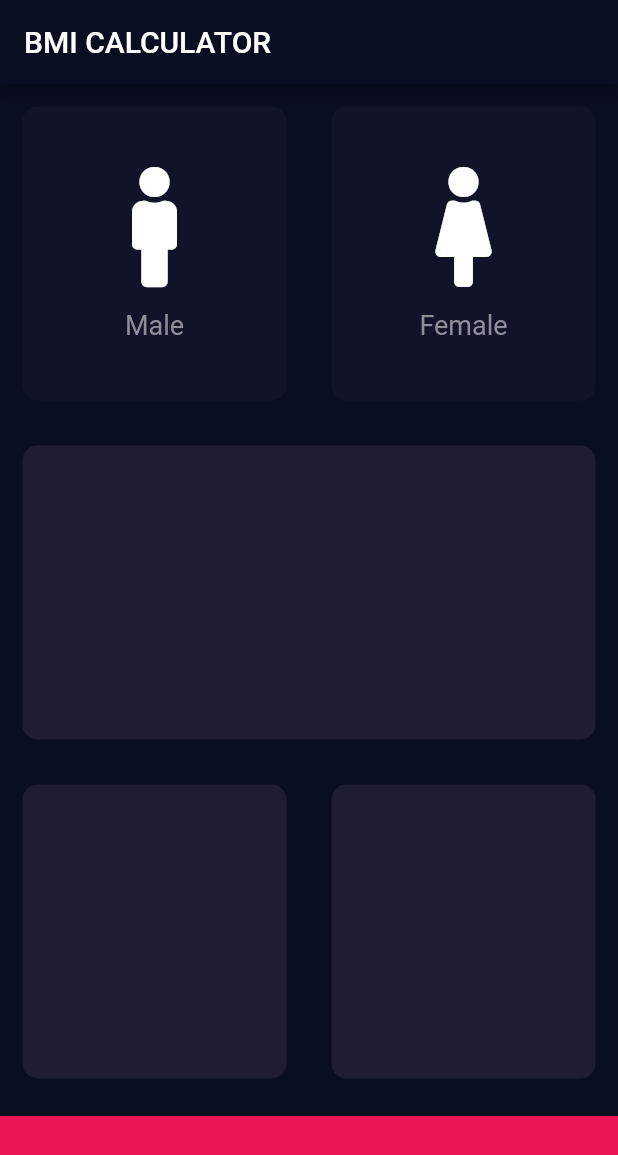
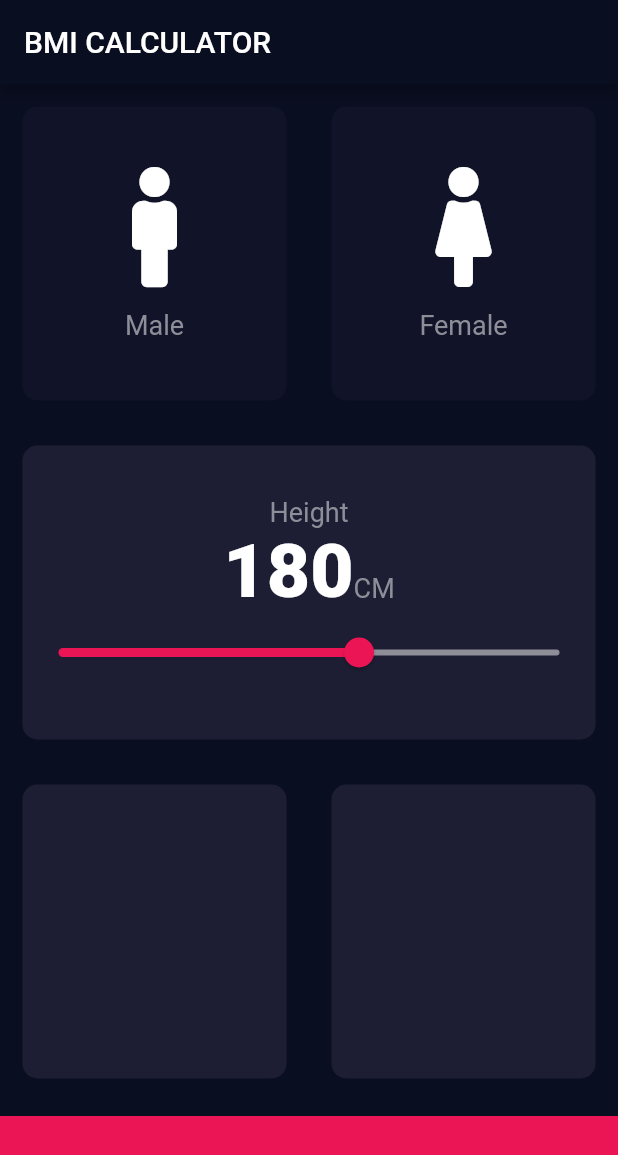
Before and after one commit to Mosquito1123/GetMyBMI, a Flutter app: the screen it shows after launch, on a phone screen of 412 x 824 dp. Shown: the top 1155 px of the screen. Run offline on Flutter 3.47's test engine with Material 2 defaults, Android fonts, the phone set to English and light mode, and no system bars; our stand-ins replace font_awesome_flutter.

Commit message:
Create slider to select height in cm

```diff
--- /dev/null
+++ b/lib/consts.dart
@@ -0,0 +1,11 @@
+import 'package:flutter/material.dart';
+
+const kLabelTextStyle = TextStyle(fontSize: 18.0, color: Color(0xFF8D8E98));
+const kBottomContainerHeight = 80.0;
+const kActiveCardColour = Color(0xFF1D1E33);
+const kInactiveCardColour = Color(0xFF111328);
+const kBottomCardColour = Color(0xFFEB1555);
+const kNumberTextStyle = TextStyle(
+  fontSize: 50.0,
+  fontWeight: FontWeight.w900,
+);
--- a/lib/icon_content.dart
+++ b/lib/icon_content.dart
@@ -1,6 +1,5 @@
 import 'package:flutter/material.dart';
-
-const labelTextStyle = TextStyle(fontSize: 18.0, color: Color(0xFF8D8E98));
+import 'consts.dart';
 
 class IconContent extends StatelessWidget {
   IconContent({@required this.icon, @required this.iconText});
@@ -20,7 +19,7 @@ class IconContent extends StatelessWidget {
         SizedBox(
           height: 15.0,
         ),
-        Text(iconText, style: labelTextStyle)
+        Text(iconText, style: kLabelTextStyle)
       ],
     );
   }
--- a/lib/input_page.dart
+++ b/lib/input_page.dart
@@ -2,16 +2,13 @@ import 'package:flutter/material.dart';
 import 'package:font_awesome_flutter/font_awesome_flutter.dart';
 import 'icon_content.dart';
 import 'reusable_card.dart';
-
-const bottomContainerHeight = 80.0;
-const activeCardColour = Color(0xFF1D1E33);
-const inactiveCardColour = Color(0xFF111328);
-const bottomCardColour = Color(0xFFEB1555);
+import 'consts.dart';
 
 enum Gender { male, female }
-Color maleCardColour = inactiveCardColour;
-Color femaleCardColour = inactiveCardColour;
-Gender selectedGender = null;
+Color maleCardColour = kInactiveCardColour;
+Color femaleCardColour = kInactiveCardColour;
+Gender selectedGender;
+int height = 180;
 
 class InputPage extends StatefulWidget {
   @override
@@ -26,6 +23,7 @@ class _InputPageState extends State<InputPage> {
           title: Text('BMI CALCULATOR'),
         ),
         body: Column(
+          crossAxisAlignment: CrossAxisAlignment.stretch,
           children: <Widget>[
             Expanded(
                 child: Row(
@@ -38,8 +36,8 @@ class _InputPageState extends State<InputPage> {
                       });
                     },
                     cardColour: selectedGender == Gender.male
-                        ? activeCardColour
-                        : inactiveCardColour,
+                        ? kActiveCardColour
+                        : kInactiveCardColour,
                     cardChild: IconContent(
                       icon: FontAwesomeIcons.male,
                       iconText: 'Male',
@@ -54,8 +52,8 @@ class _InputPageState extends State<InputPage> {
                       });
                     },
                     cardColour: selectedGender == Gender.female
-                        ? activeCardColour
-                        : inactiveCardColour,
+                        ? kActiveCardColour
+                        : kInactiveCardColour,
                     cardChild: IconContent(
                       icon: FontAwesomeIcons.female,
                       iconText: 'Female',
@@ -66,7 +64,37 @@ class _InputPageState extends State<InputPage> {
             )),
             Expanded(
               child: ReusableCard(
-                cardColour: activeCardColour,
+                cardColour: kActiveCardColour,
+                cardChild: Column(
+                  mainAxisAlignment: MainAxisAlignment.center,
+                  children: <Widget>[
+                    Text(
+                      'Height',
+                      style: kLabelTextStyle,
+                    ),
+                    Row(
+                      mainAxisAlignment: MainAxisAlignment.center,
+                      crossAxisAlignment: CrossAxisAlignment.baseline,
+                      textBaseline: TextBaseline.alphabetic,
+                      children: <Widget>[
+                        Text(height.toString(), style: kNumberTextStyle),
+                        Text('CM', style: kLabelTextStyle)
+                      ],
+                    ),
+                    Slider(
+                      value: height.toDouble(),
+                      min: 120.0,
+                      max: 220.0,
+                      activeColor: Color(0xFFEB1555),
+                      inactiveColor: Color(0xFF8D8E98),
+                      onChanged: (double newValue) {
+                        setState(() {
+                          height = newValue.round();
+                        });
+                      },
+                    )
+                  ],
+                ),
               ),
             ),
             Expanded(
@@ -74,21 +102,21 @@ class _InputPageState extends State<InputPage> {
               children: <Widget>[
                 Expanded(
                   child: ReusableCard(
-                    cardColour: activeCardColour,
+                    cardColour: kActiveCardColour,
                   ),
                 ),
                 Expanded(
                   child: ReusableCard(
-                    cardColour: activeCardColour,
+                    cardColour: kActiveCardColour,
                   ),
                 ),
               ],
             )),
             Container(
-              color: bottomCardColour,
+              color: kBottomCardColour,
               margin: EdgeInsets.only(top: 10.0),
               width: double.infinity,
-              height: bottomContainerHeight,
+              height: kBottomContainerHeight,
             )
           ],
         ));
```
